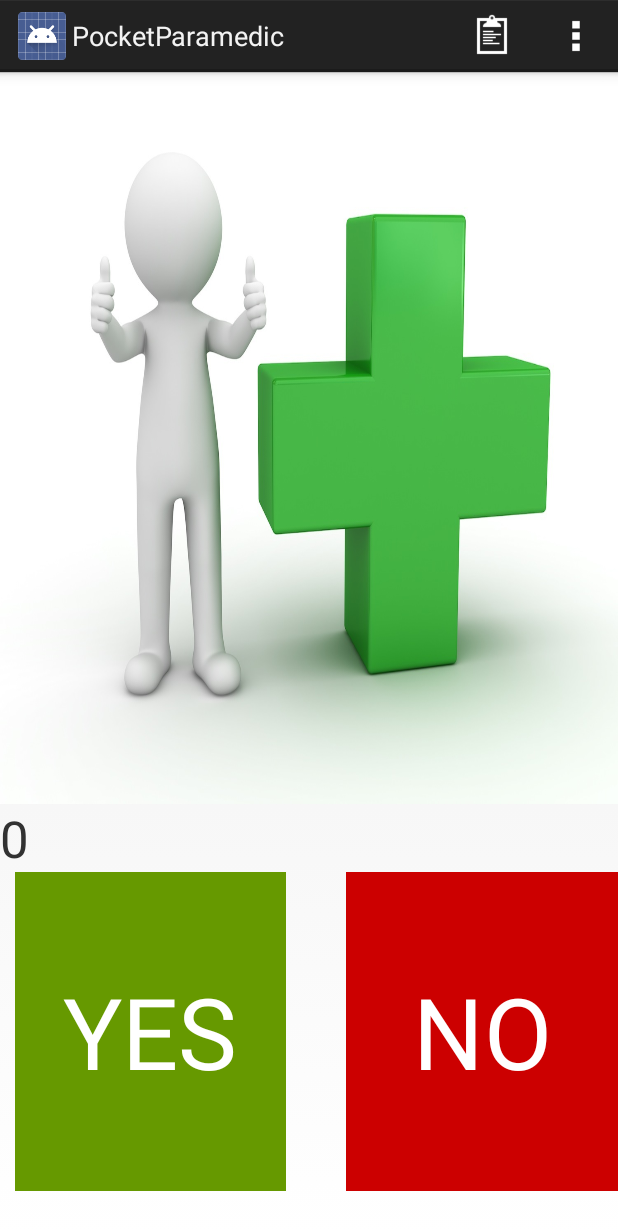
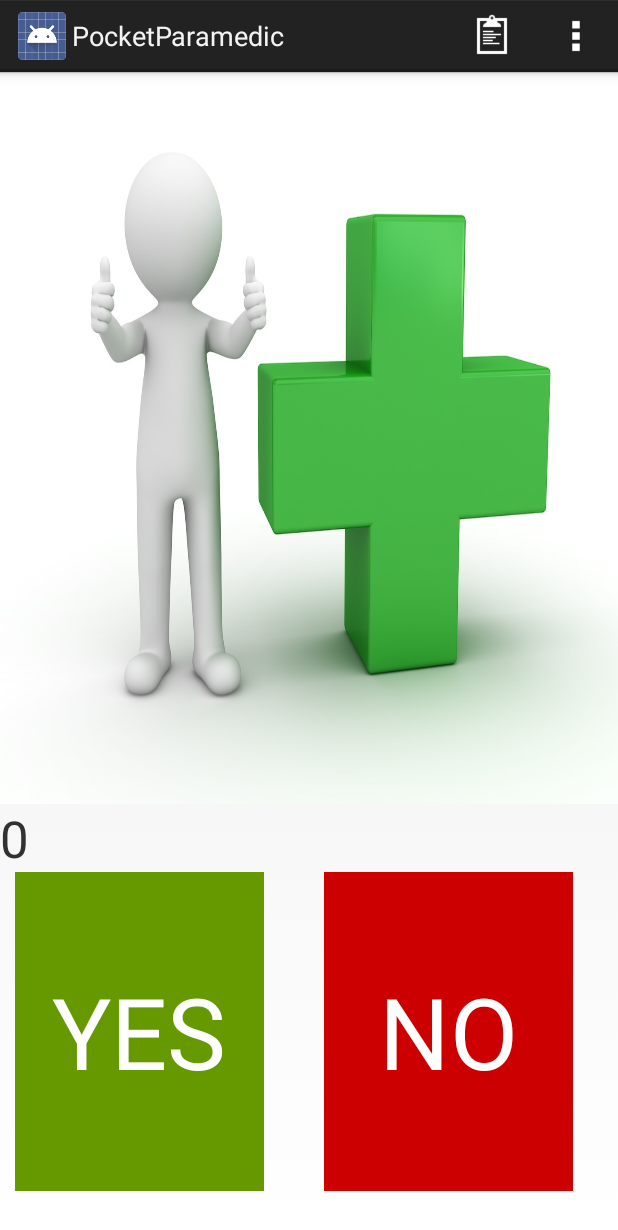
Before and after one commit to kimrtaylor/gac2013-tdylf, an Android app: the screen it shows after launch (MainActivity), after a tap on "Snake bite", on a phone screen of 412 x 824 dp. Shown: the top 1230 px of the screen. Run offline under Robolectric (Android 15) with nearby library versions, the phone set to English and light mode, and no system bars.

Commit message:
Fix yes/no portrait padding

```diff
--- a/PocketParamedicProject/PocketParamedic/src/main/res/layout/instructions.xml
+++ b/PocketParamedicProject/PocketParamedic/src/main/res/layout/instructions.xml
@@ -59,6 +59,7 @@
                 android:layout_weight="1"
                 android:background="@android:color/holo_red_dark"
                 android:layout_marginStart="30dp"
+                android:layout_marginEnd="30dp"
                 android:layout_marginBottom="30dp"/>
     </LinearLayout>
 
```
